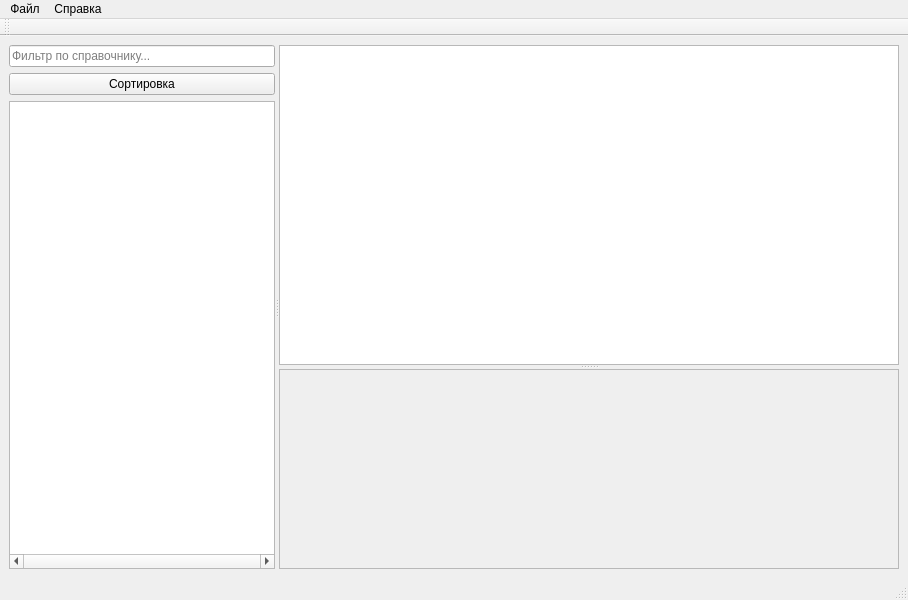
This is ui/main_window.ui in caxapyk/gaoo-cfp as Qt 5 draws it before an edit. The edited form follows.
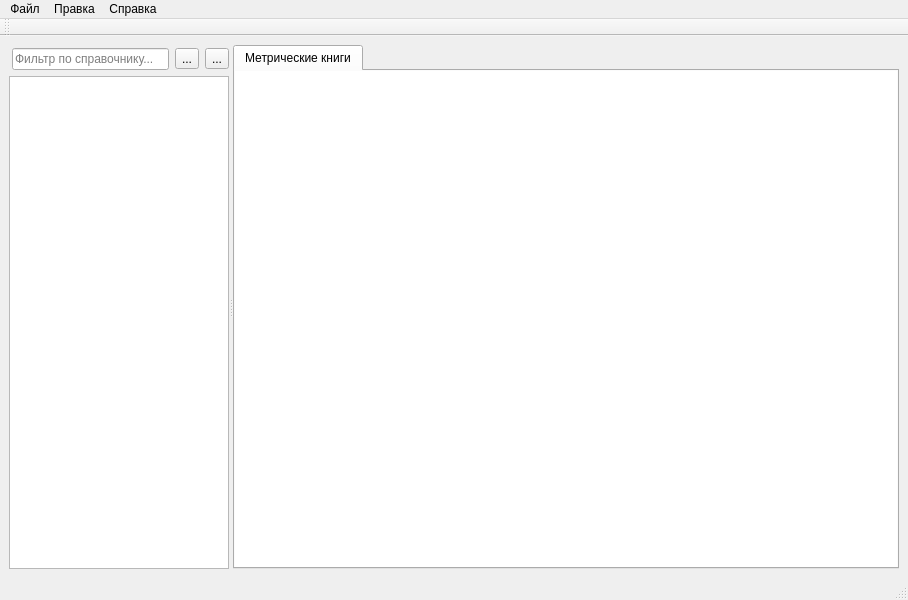
This is the edited form. Icons and pictures are not drawn.

Diff of the .ui file:
```diff
--- a/ui/main_window.ui
+++ b/ui/main_window.ui
@@ -42,32 +42,54 @@
          <height>16777215</height>
         </size>
        </property>
-       <layout class="QVBoxLayout" name="verticalLayout_2">
+       <property name="toolTip">
+        <string/>
+       </property>
+       <layout class="QVBoxLayout" name="verticalLayout">
         <item>
-         <widget class="QLineEdit" name="lineEdit_geo_filter">
-          <property name="placeholderText">
-           <string>Фильтр по справочнику...</string>
+         <layout class="QHBoxLayout" name="horizontalLayout">
+          <property name="leftMargin">
+           <number>3</number>
           </property>
-         </widget>
-        </item>
-        <item>
-         <widget class="QPushButton" name="pushButton_sort">
-          <property name="minimumSize">
-           <size>
-            <width>200</width>
-            <height>0</height>
-           </size>
+          <property name="topMargin">
+           <number>3</number>
           </property>
-          <property name="maximumSize">
-           <size>
-            <width>400</width>
-            <height>16777215</height>
-           </size>
-          </property>
-          <property name="text">
-           <string>Сортировка</string>
-          </property>
-         </widget>
+          <item>
+           <widget class="QLineEdit" name="lineEdit_geo_filter">
+            <property name="placeholderText">
+             <string>Фильтр по справочнику...</string>
+            </property>
+           </widget>
+          </item>
+          <item>
+           <widget class="QToolButton" name="toolButton_clearFilter">
+            <property name="toolTip">
+             <string>Сбросить фильтр</string>
+            </property>
+            <property name="text">
+             <string>...</string>
+            </property>
+            <property name="icon">
+             <iconset resource="../resources.qrc">
+              <normaloff>:/icons/clear-filter-16.png</normaloff>:/icons/clear-filter-16.png</iconset>
+            </property>
+           </widget>
+          </item>
+          <item>
+           <widget class="QToolButton" name="toolButton_sort">
+            <property name="toolTip">
+             <string>&lt;html&gt;&lt;head/&gt;&lt;body&gt;&lt;p&gt;Сортировка справочника:&lt;/p&gt;&lt;p&gt;&lt;img src=&quot;:/icons/sort19-16.png&quot;/&gt;&lt;span style=&quot; color:#555753;&quot;&gt;&amp;nbsp;сортировка по алфавиту&lt;/span&gt;&lt;/p&gt;&lt;p&gt;&lt;img src=&quot;:/icons/sort-az-16.png&quot;/&gt;&lt;span style=&quot; color:#555753;&quot;&gt;&amp;nbsp;сортировка по списку заполнения&lt;/span&gt;&lt;/p&gt;&lt;/body&gt;&lt;/html&gt;</string>
+            </property>
+            <property name="text">
+             <string>...</string>
+            </property>
+            <property name="icon">
+             <iconset resource="../resources.qrc">
+              <normaloff>:/icons/sort-az-16.png</normaloff>:/icons/sort-az-16.png</iconset>
+            </property>
+           </widget>
+          </item>
+         </layout>
         </item>
         <item>
          <widget class="QTreeView" name="treeView_geo">
@@ -93,7 +115,10 @@
            <enum>Qt::CustomContextMenu</enum>
           </property>
           <property name="horizontalScrollBarPolicy">
-           <enum>Qt::ScrollBarAlwaysOn</enum>
+           <enum>Qt::ScrollBarAsNeeded</enum>
+          </property>
+          <property name="sizeAdjustPolicy">
+           <enum>QAbstractScrollArea::AdjustToContentsOnFirstShow</enum>
           </property>
           <property name="editTriggers">
            <set>QAbstractItemView::EditKeyPressed</set>
@@ -112,57 +137,54 @@
          <verstretch>0</verstretch>
         </sizepolicy>
        </property>
-       <layout class="QVBoxLayout" name="verticalLayout_3">
+       <layout class="QHBoxLayout" name="horizontalLayout_2">
         <item>
          <widget class="QSplitter" name="splitter">
           <property name="orientation">
            <enum>Qt::Vertical</enum>
           </property>
-          <widget class="QTableView" name="tableView_cfp">
-           <property name="sizePolicy">
-            <sizepolicy hsizetype="Expanding" vsizetype="Expanding">
-             <horstretch>0</horstretch>
-             <verstretch>0</verstretch>
-            </sizepolicy>
-           </property>
-           <property name="alternatingRowColors">
+          <widget class="QTabWidget" name="tabWidget">
+           <property name="enabled">
             <bool>true</bool>
            </property>
-           <property name="selectionMode">
-            <enum>QAbstractItemView::ExtendedSelection</enum>
+           <property name="currentIndex">
+            <number>0</number>
            </property>
-           <property name="selectionBehavior">
-            <enum>QAbstractItemView::SelectRows</enum>
-           </property>
-           <property name="gridStyle">
-            <enum>Qt::SolidLine</enum>
-           </property>
-          </widget>
-          <widget class="QScrollArea" name="scrollArea">
-           <property name="sizePolicy">
-            <sizepolicy hsizetype="Expanding" vsizetype="Expanding">
-             <horstretch>0</horstretch>
-             <verstretch>0</verstretch>
-            </sizepolicy>
-           </property>
-           <property name="minimumSize">
-            <size>
-             <width>0</width>
-             <height>200</height>
-            </size>
-           </property>
-           <property name="widgetResizable">
-            <bool>true</bool>
-           </property>
-           <widget class="QWidget" name="scrollAreaWidgetContents">
-            <property name="geometry">
-             <rect>
-              <x>0</x>
-              <y>0</y>
-              <width>600</width>
-              <height>198</height>
-             </rect>
-            </property>
+           <widget class="QWidget" name="tab_7">
+            <attribute name="icon">
+             <iconset resource="../resources.qrc">
+              <normaloff>:/icons/church-16.png</normaloff>:/icons/church-16.png</iconset>
+            </attribute>
+            <attribute name="title">
+             <string>Метрические книги</string>
+            </attribute>
+            <layout class="QVBoxLayout" name="verticalLayout_2">
+             <property name="spacing">
+              <number>6</number>
+             </property>
+             <property name="leftMargin">
+              <number>0</number>
+             </property>
+             <property name="topMargin">
+              <number>0</number>
+             </property>
+             <property name="rightMargin">
+              <number>0</number>
+             </property>
+             <property name="bottomMargin">
+              <number>0</number>
+             </property>
+             <item>
+              <widget class="QListView" name="listView">
+               <property name="autoFillBackground">
+                <bool>false</bool>
+               </property>
+               <property name="styleSheet">
+                <string notr="true">border:none;</string>
+               </property>
+              </widget>
+             </item>
+            </layout>
            </widget>
           </widget>
          </widget>
@@ -192,9 +214,17 @@
     <property name="title">
      <string>Справка</string>
     </property>
-    <addaction name="action"/>
+    <addaction name="action_about"/>
+    <addaction name="action_aboutqt"/>
+   </widget>
+   <widget class="QMenu" name="menu_3">
+    <property name="title">
+     <string>Правка</string>
+    </property>
+    <addaction name="action_2"/>
    </widget>
    <addaction name="menu"/>
+   <addaction name="menu_3"/>
    <addaction name="menu_2"/>
   </widget>
   <widget class="QStatusBar" name="statusbar"/>
@@ -209,16 +239,34 @@
     <bool>false</bool>
    </attribute>
   </widget>
-  <action name="action">
+  <action name="action_about">
    <property name="text">
     <string>О программе</string>
    </property>
   </action>
   <action name="action_exit">
+   <property name="icon">
+    <iconset resource="../resources.qrc">
+     <normaloff>:/icons/exit-16.png</normaloff>:/icons/exit-16.png</iconset>
+   </property>
    <property name="text">
     <string>Выход</string>
    </property>
   </action>
+  <action name="action_aboutqt">
+   <property name="text">
+    <string>О Qt</string>
+   </property>
+  </action>
+  <action name="action_2">
+   <property name="icon">
+    <iconset resource="../resources.qrc">
+     <normaloff>:/icons/search-file-16.png</normaloff>:/icons/search-file-16.png</iconset>
+   </property>
+   <property name="text">
+    <string>Поиск по указателю</string>
+   </property>
+  </action>
  </widget>
  <resources/>
  <connections/>
```
Left out of the diff: 23 changed lines with no effect on the pictures.
